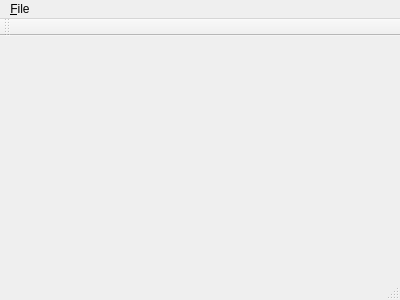
This is mainwindow.ui in e8johan/fraqter as Qt 5 draws it before an edit. The edited form follows.
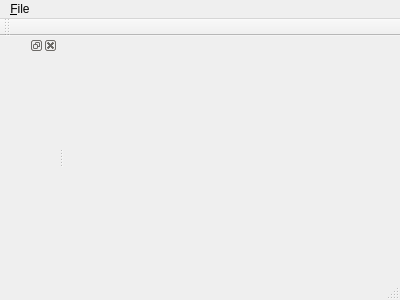
This is the edited form.

```diff
--- a/mainwindow.ui
+++ b/mainwindow.ui
@@ -42,6 +42,12 @@
    </attribute>
   </widget>
   <widget class="QStatusBar" name="statusBar"/>
+  <widget class="QDockWidget" name="propertiesDockWidget">
+   <attribute name="dockWidgetArea">
+    <number>1</number>
+   </attribute>
+   <widget class="QWidget" name="propertiesDockContents"/>
+  </widget>
   <action name="actionFileNew">
    <property name="text">
     <string>&amp;New...</string>
```
